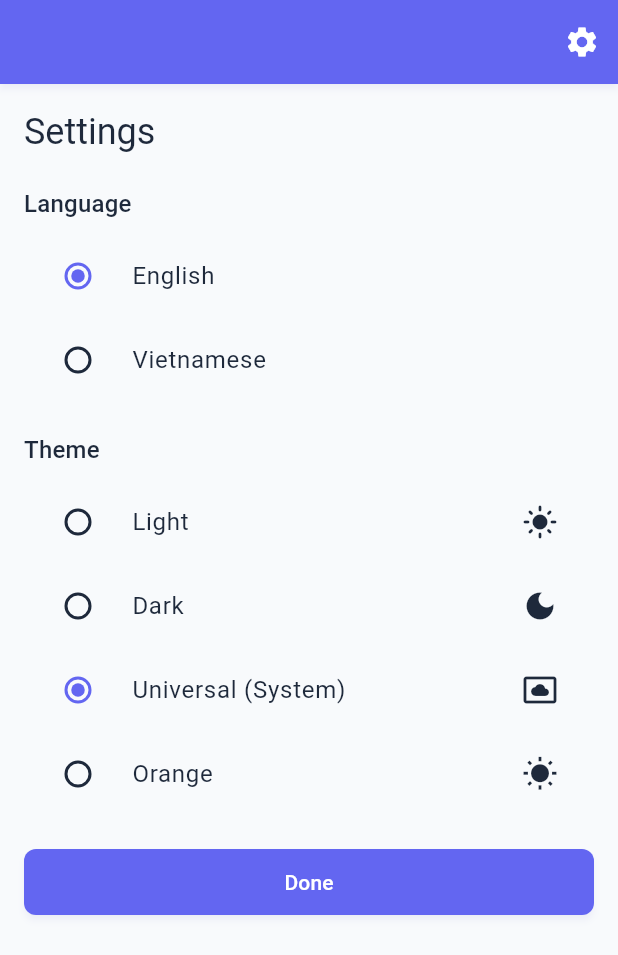
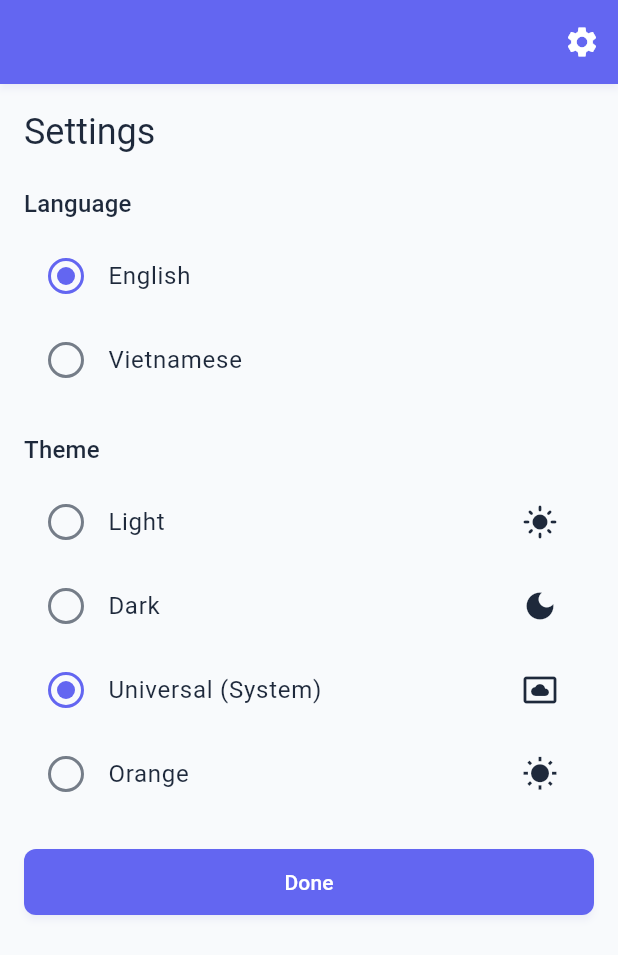
Before and after one commit to haphu4247/flutter-dev-test, a Flutter app: the SettingsModal widget shown alone on an empty page, opened directly, on a phone screen of 412 x 824 dp. Shown: the top 955 px of the screen. Run offline on Flutter 3.47's test engine with Material 3 defaults, Android fonts, the phone set to English and light mode, and no system bars; our stand-ins replace connectivity_plus, dio, flutter_riverpod, go_router, pull_to_refresh, shared_preferences; missing offline and left inert: app_settings; accounts and stored records are empty; network calls fail.

```diff
--- a/lib/router/app_router.dart
+++ b/lib/router/app_router.dart
@@ -25,6 +25,9 @@ GoRouter createRouter({required ValueGetter<bool> isAuthenticated, required Glob
       GoRoute(
         path: AppRoutePath.home.path,
         builder: (context, state) => const HomeScreen(),
+        routes: [
+
+        ],
       ),
       GoRoute(
         path: AppRoutePath.userProfile.path,
--- a/lib/screens/home/user_profile/profile_icon_button.dart
+++ b/lib/screens/home/user_profile/profile_icon_button.dart
@@ -45,7 +45,7 @@ class ProfileIconButton extends ConsumerWidget {
 
     // Navigate to profile screen
     if (profileState.hasProfile) {
-      AppRoutePath.userProfile.goWithObject(context, profileState.profile);
+      AppRoutePath.userProfile.go(context, data: profileState.profile);
     } else if (profileState.errorMessage != null) {
       // Show error dialog if there's an error
       await _showErrorDialog(
--- a/lib/screens/home/user_profile/user_profile_screen.dart
+++ b/lib/screens/home/user_profile/user_profile_screen.dart
@@ -21,13 +21,12 @@ class UserProfileScreen extends StatelessWidget {
         title: Text(loc.profileTitle),
         leading: IconButton(
           icon: const Icon(Icons.arrow_back),
-          onPressed: () => AppRoutePath.back(context),
+          onPressed: () => AppRoutePath.home.go(context),
         ),
         actions: [
           IconButton(
             icon: const Icon(Icons.edit),
             onPressed: () {
-              // TODO: Navigate to edit profile screen
               ScaffoldMessenger.of(context).showSnackBar(
                 SnackBar(content: Text(loc.profileEditComingSoon)),
               );
@@ -36,7 +35,6 @@ class UserProfileScreen extends StatelessWidget {
           IconButton(
             icon: const Icon(Icons.refresh),
             onPressed: () async {
-              // TODO: Implement refresh functionality
               ScaffoldMessenger.of(context).showSnackBar(
                 SnackBar(content: Text(loc.profileRefreshing)),
               );
@@ -203,7 +201,7 @@ class UserProfileScreen extends StatelessWidget {
           width: double.infinity,
           child: ElevatedButton.icon(
             onPressed: () {
-              // TODO: Navigate to edit profile
+
               ScaffoldMessenger.of(context).showSnackBar(
                 SnackBar(content: Text(loc.profileEditComingSoon)),
               );
--- a/lib/screens/posts/posts_screen.dart
+++ b/lib/screens/posts/posts_screen.dart
@@ -89,7 +89,7 @@ class _PostsScreenState extends ConsumerState<PostsScreen> {
             else{
               body = Text(loc.postsNoMoreData);
             }
-            return Container(
+            return SizedBox(
               height: 55.0,
               child: Center(child:body),
             );
--- a/lib/theme/color/theme_colors_dark.dart
+++ b/lib/theme/color/theme_colors_dark.dart
@@ -57,7 +57,7 @@ class DarkThemeColors extends BaseTheme {
 
   // Utility colors
   @override
-  Color get shadow => primary.withOpacity(0.3);
+  Color get shadow => primary.withValues(alpha: 0.3);
 
   @override
   Color get divider => const Color(0xFF333333);
@@ -72,7 +72,7 @@ class DarkThemeColors extends BaseTheme {
   Color get switchThumb => primary;
 
   @override
-  Color get switchTrack => primary.withOpacity(0.5);
+  Color get switchTrack => primary.withValues(alpha: 0.5);
 
   @override
   Color get inputBorder => const Color(0xFF333333);
--- a/lib/theme/color/theme_colors_light.dart
+++ b/lib/theme/color/theme_colors_light.dart
@@ -57,7 +57,7 @@ class LightThemeColors extends BaseTheme {
 
   // Utility colors
   @override
-  Color get shadow => primary.withOpacity(0.3);
+  Color get shadow => primary.withValues(alpha: 0.3);
 
   @override
   Color get divider => const Color(0xFFE0E0E0);
@@ -72,7 +72,7 @@ class LightThemeColors extends BaseTheme {
   Color get switchThumb => primary;
 
   @override
-  Color get switchTrack => primary.withOpacity(0.5);
+  Color get switchTrack => primary.withValues(alpha: 0.5);
 
   @override
   Color get inputBorder => const Color(0xFFE0E0E0);
--- a/lib/theme/color/theme_colors_orange.dart
+++ b/lib/theme/color/theme_colors_orange.dart
@@ -57,7 +57,7 @@ class OrangeThemeColors extends BaseTheme {
 
   // Utility colors
   @override
-  Color get shadow => primary.withOpacity(0.3); // Orange shadow
+  Color get shadow => primary.withValues(alpha: 0.3); // Orange shadow
 
   @override
   Color get divider => const Color(0xFFFFE0B2); // Light orange divider
@@ -72,7 +72,7 @@ class OrangeThemeColors extends BaseTheme {
   Color get switchThumb => primary; // Orange switch thumb
 
   @override
-  Color get switchTrack => primary.withOpacity(0.5); // Semi-transparent orange
+  Color get switchTrack => primary.withValues(alpha: 0.5); // Semi-transparent orange
 
   @override
   Color get inputBorder => const Color(0xFFFFCC80); // Light orange border
--- a/lib/theme/color_interface.dart
+++ b/lib/theme/color_interface.dart
@@ -15,9 +15,9 @@ abstract class ColorInterface {
 
   // Surface colors
   Color get surface;
-  Color get background;
+  Color get background; // Deprecated: Use surface instead
   Color get onSurface;
-  Color get onBackground;
+  Color get onBackground; // Deprecated: Use onSurface instead
 
   // Error colors
   Color get error;
@@ -55,12 +55,10 @@ abstract class ColorInterface {
     secondary: secondary,
     secondaryContainer: secondaryContainer,
     surface: surface,
-    background: background,
     error: error,
     onPrimary: onPrimary,
     onSecondary: onSecondary,
     onSurface: onSurface,
-    onBackground: onBackground,
     onError: onError,
   );
 }
--- a/lib/widgets/settings_button.dart
+++ b/lib/widgets/settings_button.dart
@@ -69,7 +69,7 @@ class SettingsButton extends ConsumerWidget {
 }
 
 /// Settings modal content widget
-class SettingsModal extends ConsumerWidget {
+class SettingsModal extends ConsumerStatefulWidget {
   /// Whether to show language settings
   final bool showLanguageSettings;
 
@@ -87,9 +87,27 @@ class SettingsModal extends ConsumerWidget {
   });
 
   @override
-  Widget build(BuildContext context, WidgetRef ref) {
-    final currentLocale = ref.read(localeProvider);
-    final currentTheme = ref.read(themeProvider);
+  ConsumerState<SettingsModal> createState() => _SettingsModalState();
+}
+
+class _SettingsModalState extends ConsumerState<SettingsModal> {
+  Locale? _selectedLocale;
+  AppThemeMode? _selectedTheme;
+
+  @override
+  void initState() {
+    super.initState();
+    // Initialize with current values
+    WidgetsBinding.instance.addPostFrameCallback((_) {
+      setState(() {
+        _selectedLocale = ref.read(localeProvider);
+        _selectedTheme = ref.read(themeProvider);
+      });
+    });
+  }
+
+  @override
+  Widget build(BuildContext context) {
     final loc = AppLocalizations.of(context)!;
 
     return Container(
@@ -99,20 +117,20 @@ class SettingsModal extends ConsumerWidget {
         crossAxisAlignment: CrossAxisAlignment.start,
         children: [
           Text(
-            title ?? 'Settings',
+            widget.title ?? 'Settings',
             style: Theme.of(context).textTheme.headlineSmall,
           ),
           const SizedBox(height: 20),
 
           // Language Section
-          if (showLanguageSettings) ...[
-            _buildLanguageSection(context, ref, currentLocale, loc),
+          if (widget.showLanguageSettings) ...[
+            _buildLanguageSection(context, ref, loc),
             const SizedBox(height: 20),
           ],
 
           // Theme Section
-          if (showThemeSettings) ...[
-            _buildThemeSection(context, ref, currentTheme, loc),
+          if (widget.showThemeSettings) ...[
+            _buildThemeSection(context, ref, loc),
             const SizedBox(height: 20),
           ],
 
@@ -133,7 +151,6 @@ class SettingsModal extends ConsumerWidget {
   Widget _buildLanguageSection(
     BuildContext context,
     WidgetRef ref,
-    Locale? currentLocale,
     AppLocalizations loc,
   ) {
     return Column(
@@ -144,23 +161,75 @@ class SettingsModal extends ConsumerWidget {
           style: Theme.of(context).textTheme.titleMedium,
         ),
         const SizedBox(height: 8),
-        RadioListTile<Locale>(
-          value: const Locale('en'),
-          groupValue: currentLocale ?? const Locale('en'),
-          title: Text(loc.languageEnglish),
-          onChanged: (val) async {
-            await ref.read(localeProvider.notifier).setLocale(val);
-          },
+        _buildLanguageOption(
+          context,
+          ref,
+          const Locale('en'),
+          loc.languageEnglish,
+          _selectedLocale ?? const Locale('en'),
         ),
-        RadioListTile<Locale>(
-          value: const Locale('vi'),
-          groupValue: currentLocale ?? const Locale('en'),
-          title: Text(loc.languageVietnamese),
-          onChanged: (val) async {
-            await ref.read(localeProvider.notifier).setLocale(val);
-          },
+        _buildLanguageOption(
+          context,
+          ref,
+          const Locale('vi'),
+          loc.languageVietnamese,
+          _selectedLocale ?? const Locale('en'),
         ),
       ],
+    );
+  }
+
+  /// Build individual language option
+  Widget _buildLanguageOption(
+    BuildContext context,
+    WidgetRef ref,
+    Locale locale,
+    String title,
+    Locale selectedLocale,
+  ) {
+    final isSelected = locale == selectedLocale;
+
+    return ListTile(
+      leading: GestureDetector(
+        onTap: () {
+          setState(() {
+            _selectedLocale = locale;
+          });
+          ref.read(localeProvider.notifier).setLocale(locale);
+        },
+        child: Container(
+          width: 24,
+          height: 24,
+          decoration: BoxDecoration(
+            shape: BoxShape.circle,
+            border: Border.all(
+              color: isSelected
+                ? Theme.of(context).colorScheme.primary
+                : Theme.of(context).colorScheme.onSurface.withValues(alpha: 0.6),
+              width: 2,
+            ),
+          ),
+          child: isSelected
+            ? Center(
+                child: Container(
+                  width: 12,
+                  height: 12,
+                  decoration: BoxDecoration(
+                    shape: BoxShape.circle,
+                    color: Theme.of(context).colorScheme.primary,
+                  ),
+                ),
+              )
+            : null,
+        ),
+      ),
+      title: Text(title),
+      onTap: () {
+        setState(() {
+          _selectedLocale = locale;
+        });
+        ref.read(localeProvider.notifier).setLocale(locale);
+      },
     );
   }
 
@@ -168,7 +237,6 @@ class SettingsModal extends ConsumerWidget {
   Widget _buildThemeSection(
     BuildContext context,
     WidgetRef ref,
-    AppThemeMode currentTheme,
     AppLocalizations loc,
   ) {
     return Column(
@@ -179,43 +247,95 @@ class SettingsModal extends ConsumerWidget {
           style: Theme.of(context).textTheme.titleMedium,
         ),
         const SizedBox(height: 8),
-        RadioListTile<AppThemeMode>(
-          value: AppThemeMode.light,
-          groupValue: currentTheme,
-          title: Text(loc.themeLight),
-          secondary: const Icon(Icons.light_mode),
-          onChanged: (val) async {
-            await ref.read(themeProvider.notifier).setTheme(val!);
-          },
+        _buildThemeOption(
+          context,
+          ref,
+          AppThemeMode.light,
+          loc.themeLight,
+          Icons.light_mode,
+          _selectedTheme,
         ),
-        RadioListTile<AppThemeMode>(
-          value: AppThemeMode.dark,
-          groupValue: currentTheme,
-          title: Text(loc.themeDark),
-          secondary: const Icon(Icons.dark_mode),
-          onChanged: (val) async {
-            await ref.read(themeProvider.notifier).setTheme(val!);
-          },
+        _buildThemeOption(
+          context,
+          ref,
+          AppThemeMode.dark,
+          loc.themeDark,
+          Icons.dark_mode,
+          _selectedTheme,
         ),
-        RadioListTile<AppThemeMode>(
-          value: AppThemeMode.universal,
-          groupValue: currentTheme,
-          title: Text(loc.themeUniversal),
-          secondary: const Icon(Icons.settings_system_daydream),
-          onChanged: (val) async {
-            await ref.read(themeProvider.notifier).setTheme(val!);
-          },
+        _buildThemeOption(
+          context,
+          ref,
+          AppThemeMode.universal,
+          loc.themeUniversal,
+          Icons.settings_system_daydream,
+          _selectedTheme,
         ),
-        RadioListTile<AppThemeMode>(
-          value: AppThemeMode.orange,
-          groupValue: currentTheme,
-          title: Text(loc.themeOrange),
-          secondary: const Icon(Icons.wb_sunny),
-          onChanged: (val) async {
-            await ref.read(themeProvider.notifier).setTheme(val!);
-          },
+        _buildThemeOption(
+          context,
+          ref,
+          AppThemeMode.orange,
+          loc.themeOrange,
+          Icons.wb_sunny,
+          _selectedTheme,
         ),
       ],
     );
   }
+
+  /// Build individual theme option
+  Widget _buildThemeOption(
+    BuildContext context,
+    WidgetRef ref,
+    AppThemeMode theme,
+    String title,
+    IconData icon,
+    AppThemeMode? selectedTheme,
+  ) {
+    final isSelected = theme == selectedTheme;
+
+    return ListTile(
+      leading: GestureDetector(
+        onTap: () {
+          setState(() {
+            _selectedTheme = theme;
+          });
+          ref.read(themeProvider.notifier).setTheme(theme);
+        },
+        child: Container(
+          width: 24,
+          height: 24,
+          decoration: BoxDecoration(
+            shape: BoxShape.circle,
+            border: Border.all(
+              color: isSelected
+                ? Theme.of(context).colorScheme.primary
+                : Theme.of(context).colorScheme.onSurface.withValues(alpha: 0.6),
+              width: 2,
+            ),
+          ),
+          child: isSelected
+            ? Center(
+                child: Container(
+                  width: 12,
+                  height: 12,
+                  decoration: BoxDecoration(
+                    shape: BoxShape.circle,
+                    color: Theme.of(context).colorScheme.primary,
+                  ),
+                ),
+              )
+            : null,
+        ),
+      ),
+      title: Text(title),
+      trailing: Icon(icon),
+      onTap: () {
+        setState(() {
+          _selectedTheme = theme;
+        });
+        ref.read(themeProvider.notifier).setTheme(theme);
+      },
+    );
+  }
 }
```
Also changed, not shown: lib/router/app_route_path.dart (+7 -8 lines), lib/screens/auth/login_screen.dart (+7 -5 lines), lib/screens/home/user_profile/profile/profile_provider.dart (+4 -8 lines), lib/theme/base_theme.dart (+4 -6 lines), lib/theme/color/theme_colors_universal.dart (+2 -10 lines), 1 other file.
